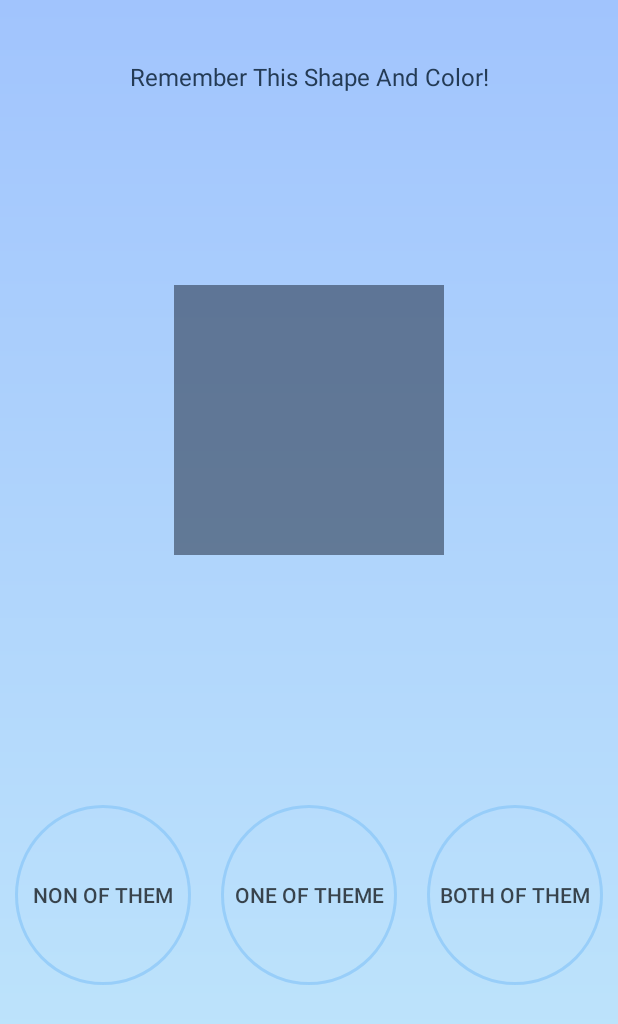
After one commit to mabahmani/SWG, an Android app: the fragment SpeedMatchStartGameFragment placed in its activity, on a phone screen of 412 x 824 dp. The commit adds this screen. Shown: the top 1024 px of the screen. Run offline under Robolectric (Android 15) with nearby library versions, the phone set to English and light mode, and no system bars.

Commit message:
Add SpeedMatchStartGameFragment UI

```diff
--- a/app/src/main/java/com/mab/swg/SpeedMatchActivity.java
+++ b/app/src/main/java/com/mab/swg/SpeedMatchActivity.java
@@ -2,12 +2,36 @@ package com.mab.swg;
 
 import android.support.v7.app.AppCompatActivity;
 import android.os.Bundle;
+import android.view.View;
+import android.widget.Button;
+import android.widget.ImageView;
 
 public class SpeedMatchActivity extends AppCompatActivity {
+    ImageView startGame;
 
     @Override
     protected void onCreate(Bundle savedInstanceState) {
         super.onCreate(savedInstanceState);
         setContentView(R.layout.activity_speed_match);
+
+        findViews();
+        OnClicks();
+    }
+
+    private void OnClicks(){
+        startGame.setOnClickListener(new View.OnClickListener() {
+            @Override
+            public void onClick(View view) {
+                SpeedMatchStartGameFragment speedMatchStartGameFragment = new SpeedMatchStartGameFragment();
+                getFragmentManager().beginTransaction()
+                        .add(R.id.sp_play_fragment,speedMatchStartGameFragment)
+                        .addToBackStack(null)
+                        .commit();
+            }
+        });
+    }
+
+    private void findViews(){
+        startGame = findViewById(R.id.sp_play_icon);
     }
 }
--- /dev/null
+++ b/app/src/main/java/com/mab/swg/SpeedMatchStartGameFragment.java
@@ -0,0 +1,21 @@
+package com.mab.swg;
+
+import android.app.Fragment;
+import android.os.Bundle;
+import android.support.annotation.Nullable;
+import android.view.LayoutInflater;
+import android.view.View;
+import android.view.ViewGroup;
+
+public class SpeedMatchStartGameFragment extends Fragment {
+    @Nullable
+    @Override
+    public View onCreateView(LayoutInflater inflater, @Nullable ViewGroup container, Bundle savedInstanceState) {
+        return inflater.inflate(R.layout.fragment_speed_match_start_game,container,false);
+    }
+
+    @Override
+    public void onViewCreated(View view, @Nullable Bundle savedInstanceState) {
+        super.onViewCreated(view, savedInstanceState);
+    }
+}
--- /dev/null
+++ b/app/src/main/res/drawable/round_btn.xml
@@ -0,0 +1,12 @@
+<selector xmlns:android="http://schemas.android.com/apk/res/android">
+    <item>
+        <shape android:shape="oval">
+            <size android:width="120dp"
+                android:height="120dp"/>
+            <stroke
+                android:width="2dp"
+                android:color="#90CAF9"
+                />
+        </shape>
+    </item>
+</selector>
--- /dev/null
+++ b/app/src/main/res/drawable/speed_match_start_game_bg.xml
@@ -0,0 +1,8 @@
+<?xml version="1.0" encoding="utf-8"?>
+<shape xmlns:android="http://schemas.android.com/apk/res/android">
+    <gradient
+        android:angle="270"
+        android:startColor="@color/colorWinterNevaDark"
+        android:endColor="@color/colorWinterNevaLight"
+        />
+</shape>
--- a/app/src/main/res/layout/activity_speed_match.xml
+++ b/app/src/main/res/layout/activity_speed_match.xml
@@ -40,4 +40,15 @@
         app:layout_constraintLeft_toLeftOf="parent"
         android:layout_height="wrap_content" />
 
+    <FrameLayout
+        android:id="@+id/sp_play_fragment"
+        android:layout_width="0dp"
+        app:layout_constraintTop_toTopOf="parent"
+        app:layout_constraintBottom_toBottomOf="parent"
+        app:layout_constraintLeft_toLeftOf="parent"
+        app:layout_constraintRight_toRightOf="parent"
+        android:layout_height="0dp">
+
+    </FrameLayout>
+
 </android.support.constraint.ConstraintLayout>
--- /dev/null
+++ b/app/src/main/res/layout/fragment_speed_match_start_game.xml
@@ -0,0 +1,82 @@
+<?xml version="1.0" encoding="utf-8"?>
+<android.support.constraint.ConstraintLayout xmlns:android="http://schemas.android.com/apk/res/android"
+    android:layout_width="match_parent"
+    xmlns:app="http://schemas.android.com/apk/res-auto"
+    android:background="@drawable/speed_match_start_game_bg"
+    android:clickable="true"
+    android:layout_height="match_parent">
+
+    <TextView
+        android:id="@+id/sp_remember_title"
+        android:layout_width="match_parent"
+        app:layout_constraintTop_toTopOf="parent"
+        android:layout_marginTop="40dp"
+        android:text="@string/remember_this"
+        android:textColor="@color/colorRoyalLight"
+        android:gravity="center"
+        android:textSize="16sp"
+        android:layout_height="wrap_content" />
+
+    <ImageView
+        android:id="@+id/sp_check_icon"
+        android:layout_width="48dp"
+        app:layout_constraintLeft_toLeftOf="parent"
+        app:layout_constraintRight_toRightOf="parent"
+        app:layout_constraintTop_toBottomOf="@+id/sp_remember_title"
+        android:layout_marginTop="60dp"
+        app:layout_constraintDimensionRatio="1:1"
+        android:layout_height="0dp" />
+
+    <ImageView
+        android:id="@+id/sp_shapes_icon"
+        android:alpha="0.5"
+        android:background="@color/colorRoyalDark"
+        android:layout_width="180dp"
+        app:layout_constraintLeft_toLeftOf="parent"
+        app:layout_constraintRight_toRightOf="parent"
+        app:layout_constraintTop_toBottomOf="@id/sp_check_icon"
+        android:layout_marginTop="20dp"
+        app:layout_constraintDimensionRatio="1:1"
+        android:layout_height="0dp" />
+    <LinearLayout
+        android:layout_width="0dp"
+        android:orientation="horizontal"
+        app:layout_constraintTop_toBottomOf="@+id/sp_shapes_icon"
+        app:layout_constraintBottom_toBottomOf="parent"
+        app:layout_constraintLeft_toLeftOf="parent"
+        app:layout_constraintRight_toRightOf="parent"
+        android:layout_marginTop="40dp"
+        android:layout_marginBottom="40dp"
+        android:layout_height="0dp">
+
+        <Button
+            android:layout_width="0dp"
+            android:layout_weight="1"
+            android:layout_gravity="center"
+            android:background="@drawable/round_btn"
+            android:layout_margin="10dp"
+            android:text="@string/non_of_them"
+            android:alpha=".8"
+            android:layout_height="wrap_content" />
+        <Button
+            android:layout_width="0dp"
+            android:layout_weight="1"
+            android:layout_gravity="center"
+            android:background="@drawable/round_btn"
+            android:layout_margin="10dp"
+            android:text="@string/one_of_theme"
+            android:alpha=".8"
+            android:layout_height="wrap_content" />
+        <Button
+            android:layout_width="0dp"
+            android:layout_weight="1"
+            android:layout_gravity="center"
+            android:background="@drawable/round_btn"
+            android:layout_margin="10dp"
+            android:text="@string/both_of_them"
+            android:alpha=".8"
+            android:layout_height="wrap_content" />
+
+    </LinearLayout>
+
+</android.support.constraint.ConstraintLayout>
--- a/app/src/main/res/values/colors.xml
+++ b/app/src/main/res/values/colors.xml
@@ -10,5 +10,7 @@
     <color name="colorSaintPetersbergLight">#f5f7fa</color>
     <color name="colorBlueGrey400">#78909C</color>
     <color name="colorBlueGrey">#607D8B</color>
+    <color name="colorWinterNevaDark">#a1c4fd</color>
+    <color name="colorWinterNevaLight">#c2e9fb</color>
 
 </resources>
--- a/app/src/main/res/values/strings.xml
+++ b/app/src/main/res/values/strings.xml
@@ -2,4 +2,8 @@
     <string name="app_name">SWG</string>
     <string name="gl_title">Greater Than Less Than</string>
     <string name="sm_title">Speed Match!</string>
+    <string name="remember_this">Remember This Shape And Color!</string>
+    <string name="non_of_them">Non of Them</string>
+    <string name="one_of_theme">one of theme</string>
+    <string name="both_of_them">both of them</string>
 </resources>
```
